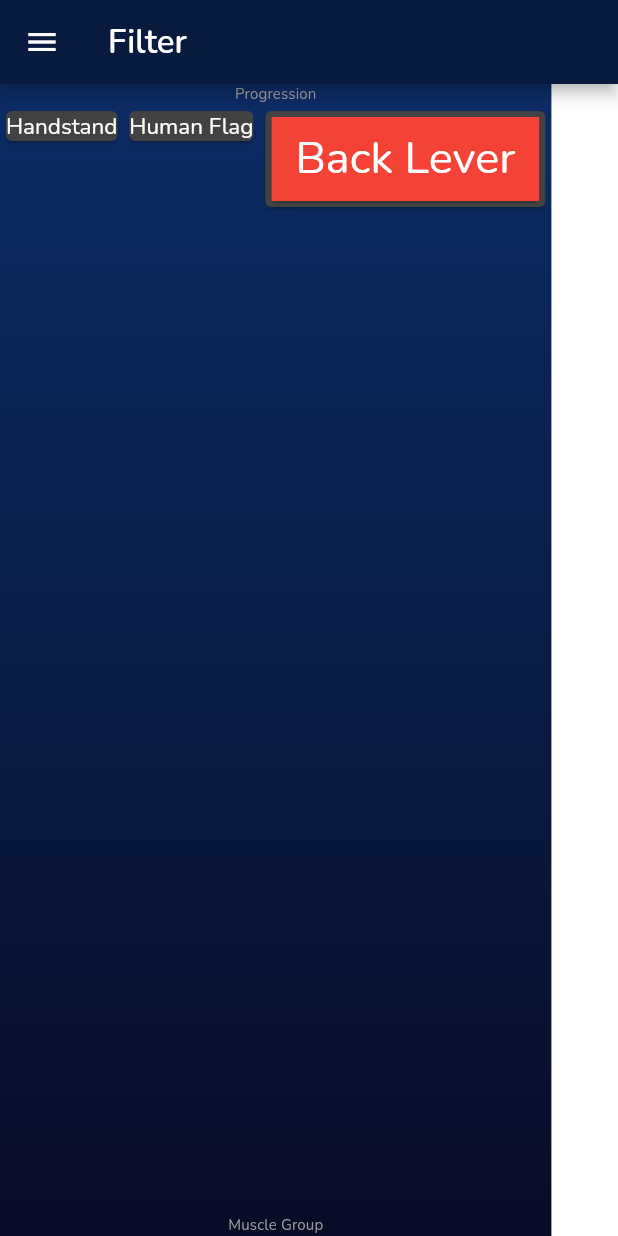
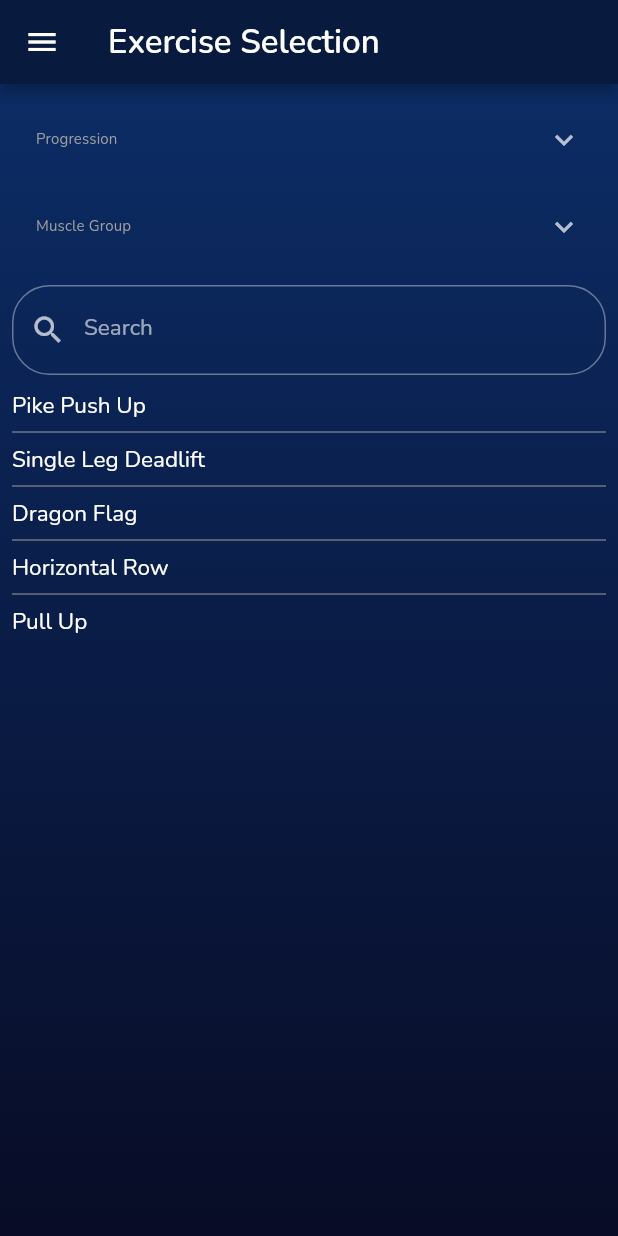
Before and after one commit to murock/calisthenics_logger_2, a Flutter app: the screen it shows after launch, on a phone screen of 412 x 824 dp. Run offline on Flutter 3.47's test engine with Material 2 defaults, Android fonts, the phone set to English and light mode, and no system bars; our stand-ins replace charts_flutter, table_calendar.

Commit message:
Search page looking almost there

```diff
--- a/lib/main.dart
+++ b/lib/main.dart
@@ -1,7 +1,7 @@
 import 'package:calisthenics_logger_2/core/util/theme.dart';
 import 'package:calisthenics_logger_2/presentation/pages/calendar_page.dart';
 import 'package:calisthenics_logger_2/presentation/pages/charts_page.dart';
-import 'package:calisthenics_logger_2/presentation/pages/filter_page.dart';
+import 'package:calisthenics_logger_2/presentation/pages/search_page.dart';
 import 'package:calisthenics_logger_2/presentation/pages/home_page.dart';
 import 'package:calisthenics_logger_2/presentation/pages/training_page.dart';
 import 'package:flutter/material.dart';
@@ -29,7 +29,7 @@ class MyApp extends StatelessWidget {
       //  home: ChartsPage.withSampleData(), //TrainingPage(), //
       initialRoute: '/',
       routes: {
-        '/': (context) => FilterPage(), //HomePage(),
+        '/': (context) => SearchPage(), //HomePage(),
         '/tools': (context) => ChartsPage.withSampleData(),
         '/calender': (context) => CalendarPage(),
         '/training': (context) => TrainingPage(),
--- a/lib/presentation/pages/filter_page.dart
+++ /dev/null
@@ -1,82 +0,0 @@
-import 'package:calisthenics_logger_2/presentation/widgets/styled_Container.dart';
-import 'package:calisthenics_logger_2/presentation/widgets/styled_Scaffold.dart';
-import 'package:calisthenics_logger_2/presentation/widgets/sub_title_text_2.dart';
-import 'package:flutter/material.dart';
-
-class FilterPage extends StatelessWidget {
-  @override
-  Widget build(BuildContext context) {
-    return StyledScaffold.withSampleData(
-      title: 'Filter',
-      body: StyledContainer(
-        child: Column(
-          children: [
-            SubTitleText2('Progression'),
-            Expanded(
-              child: Wrap(
-                children: [
-                  Card(
-                    child: InkWell(
-                      splashColor: Colors.blue.withAlpha(30),
-                      onTap: () {
-                        print('Card tapped');
-                      },
-                      child: Text(
-                        'Handstand',
-                        textWidthBasis: TextWidthBasis.longestLine,
-                      ),
-                    ),
-                  ),
-                  Card(
-                    child: Text(
-                      'Human Flag',
-                      textWidthBasis: TextWidthBasis.longestLine,
-                    ),
-                  ),
-                  Card(
-                    child: FilterItem(),
-                  ),
-                ],
-              ),
-            ),
-            SubTitleText2('Muscle Group')
-          ],
-        ),
-      ),
-    );
-  }
-}
-
-class FilterItem extends StatefulWidget {
-  const FilterItem({
-    Key? key,
-  }) : super(key: key);
-
-  @override
-  _FilterItemState createState() => _FilterItemState();
-}
-
-class _FilterItemState extends State<FilterItem> {
-  bool isSelected = false;
-
-  @override
-  Widget build(BuildContext context) {
-    return IntrinsicWidth(
-      child: Card(
-        child: ListTile(
-          title: Text(
-            'Back Lever',
-            textWidthBasis: TextWidthBasis.longestLine,
-          ),
-          onTap: () {
-            this.isSelected = !this.isSelected;
-            print(this.isSelected);
-            setState(() {});
-          },
-          selected: this.isSelected,
-          tileColor: Colors.red,
-        ),
-      ),
-    );
-  }
-}
--- /dev/null
+++ b/lib/presentation/pages/search_page.dart
@@ -0,0 +1,167 @@
+import 'package:calisthenics_logger_2/presentation/widgets/body_text_2.dart';
+import 'package:calisthenics_logger_2/presentation/widgets/styled_Container.dart';
+import 'package:calisthenics_logger_2/presentation/widgets/styled_Scaffold.dart';
+import 'package:calisthenics_logger_2/presentation/widgets/sub_title_text_2.dart';
+import 'package:flutter/material.dart';
+
+List<FilterItem> progressions = [
+  FilterItem(text: 'Standalone'),
+  FilterItem(text: 'Pistol Squat'),
+  FilterItem(
+    text: 'L-Sit',
+    selected: true,
+  ),
+  FilterItem(text: 'Back Lever'),
+  FilterItem(text: 'Front Lever'),
+  FilterItem(text: 'Planche'),
+  FilterItem(text: 'Muscle up'),
+  FilterItem(
+    text: 'Handstand',
+    selected: true,
+  ),
+  FilterItem(text: 'Human Flag'),
+];
+
+List<FilterItem> muscleGroups = [
+  FilterItem(text: 'Shoulders'),
+  FilterItem(text: 'Triceps'),
+  FilterItem(text: 'Biceps'),
+  FilterItem(text: 'Chest'),
+  FilterItem(text: 'Back'),
+  FilterItem(text: 'Legs'),
+  FilterItem(text: 'Abs'),
+  FilterItem(text: 'Cardio'),
+];
+
+List<String> allExercises = [
+  'Pike Push Up',
+  'Single Leg Deadlift',
+  'Dragon Flag',
+  'Horizontal Row',
+  'Pull Up',
+  'Push Up',
+];
+
+class SearchPage extends StatefulWidget {
+  @override
+  _SearchPageState createState() => _SearchPageState();
+}
+
+class _SearchPageState extends State<SearchPage> {
+  TextEditingController editingController = TextEditingController();
+  @override
+  Widget build(BuildContext context) {
+    return StyledScaffold.withSampleData(
+      title: 'Exercise Selection',
+      body: StyledContainer(
+        child: Padding(
+          padding: const EdgeInsets.all(8.0),
+          child: Column(
+            crossAxisAlignment: CrossAxisAlignment.stretch,
+            children: [
+              FilterDropDown(
+                title: 'Progression',
+                children: progressions,
+              ),
+              FilterDropDown(
+                title: 'Muscle Group',
+                children: muscleGroups,
+              ),
+              SizedBox(
+                height: 10,
+              ),
+              TextField(
+                controller: editingController,
+                style: Theme.of(context).textTheme.bodyText2,
+                decoration: InputDecoration(
+                    labelText: "Search",
+                    hintText: "Search",
+                    prefixIcon: Icon(Icons.search),
+                    border: OutlineInputBorder(
+                        borderRadius: BorderRadius.all(Radius.circular(25.0)))),
+              ),
+              SizedBox(
+                height: 10,
+              ),
+              Expanded(
+                child: ListView.separated(
+                  itemBuilder: (BuildContext context, int index) =>
+                      Text(allExercises[index]),
+                  separatorBuilder: (BuildContext context, int index) =>
+                      Divider(
+                    color: Colors.grey,
+                  ),
+                  itemCount: 5,
+                ),
+              ),
+            ],
+          ),
+        ),
+      ),
+    );
+  }
+}
+
+class FilterDropDown extends StatefulWidget {
+  final List<FilterItem> children;
+  final String title;
+  const FilterDropDown({
+    Key? key,
+    required this.children,
+    required this.title,
+  }) : super(key: key);
+
+  @override
+  _FilterDropDownState createState() => _FilterDropDownState();
+}
+
+class _FilterDropDownState extends State<FilterDropDown> {
+  @override
+  Widget build(BuildContext context) {
+    return ExpansionTile(title: SubTitleText2(this.widget.title), children: [
+      Wrap(
+        children: this.widget.children,
+      ),
+    ]);
+  }
+}
+
+class FilterItem extends StatefulWidget {
+  final String text;
+  final bool selected;
+
+  const FilterItem({
+    Key? key,
+    required this.text,
+    this.selected = false,
+  }) : super(key: key);
+
+  @override
+  _FilterItemState createState() => _FilterItemState();
+}
+
+class _FilterItemState extends State<FilterItem> {
+  bool? isSelected;
+
+  @override
+  Widget build(BuildContext context) {
+    isSelected ??= widget.selected;
+    return Card(
+      //elevation: 0,
+      color: Colors.transparent,
+      child: IntrinsicWidth(
+        child: ListTile(
+          title: BodyText2(widget.text),
+          onTap: () {
+            setState(() {
+              this.isSelected = !this.isSelected!;
+            });
+          },
+          selected: this.isSelected!,
+          tileColor: Colors.transparent,
+          selectedTileColor: Colors.grey.withAlpha(150),
+        ),
+      ),
+    );
+  }
+}
```
